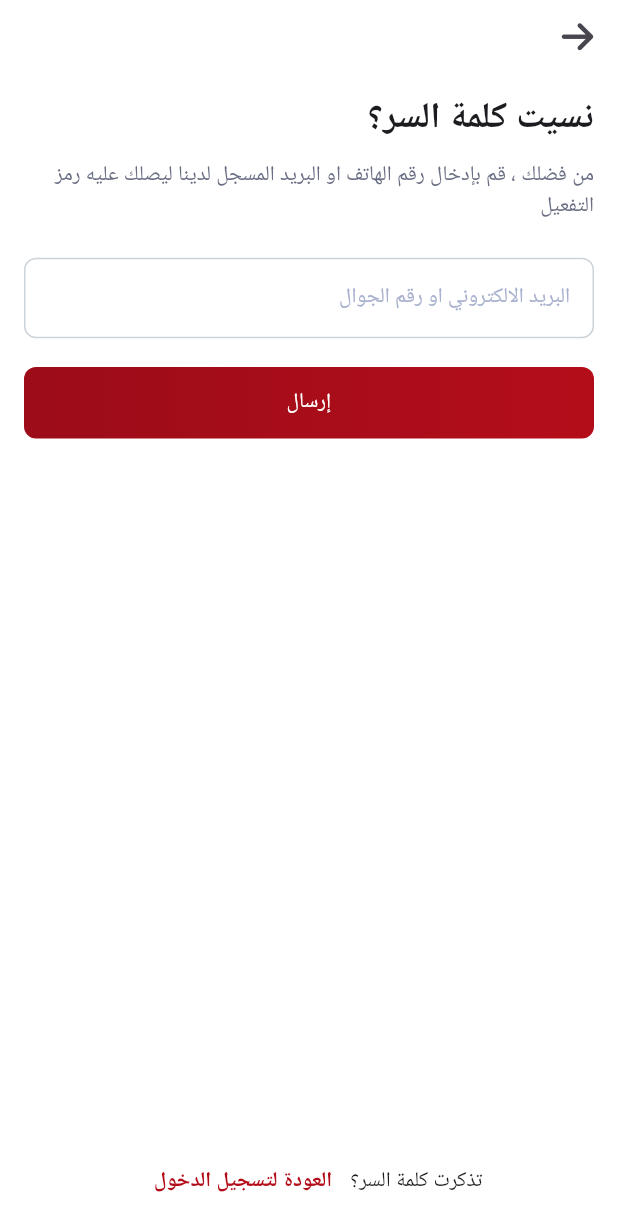
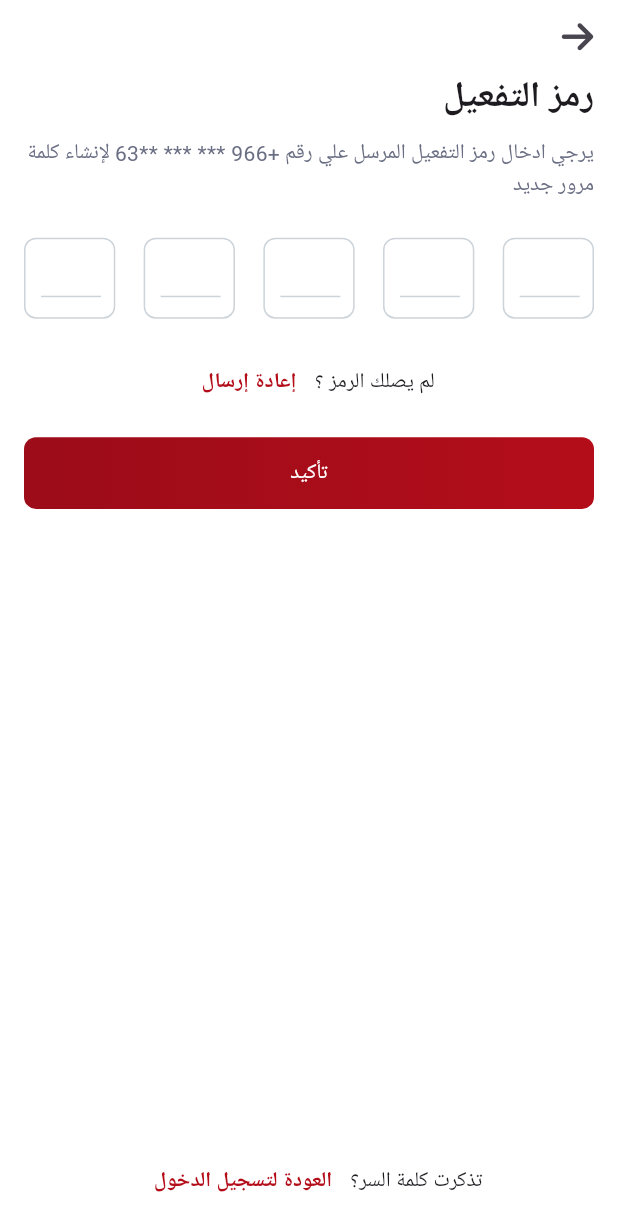
Before and after one commit to AhmedNasserZakii/Auro-MVVM, a Flutter app: the ForgetPasswordView screen opened by its route, after a tap on "إرسال", on a phone screen of 412 x 824 dp. Shown: the top 1231 px of the screen. Run offline on Flutter 3.47's test engine with Material 3 defaults, Android fonts, the light colour scheme and no system bars; our stand-ins replace flutter_screenutil, flutter_svg, font_awesome_flutter, go_router, google_fonts, smooth_page_indicator.

Commit message:
OTP view done , make new view create new password

```diff
--- /dev/null
+++ b/lib/Featured/auth/presentation/views/create_new_password.dart
@@ -0,0 +1,14 @@
+import 'package:flutter/material.dart';
+
+import 'widgets/create_new_password_body.dart';
+
+class CreateNewPassword extends StatelessWidget {
+  const CreateNewPassword({super.key});
+
+  @override
+  Widget build(BuildContext context) {
+    return const Scaffold(
+      body: CreateNewPasswordBody(),
+    );
+  }
+}
--- /dev/null
+++ b/lib/Featured/auth/presentation/views/otp_view.dart
@@ -0,0 +1,13 @@
+import 'package:auro_v2/Featured/auth/presentation/views/widgets/otp_viwe_body.dart';
+import 'package:flutter/material.dart';
+
+class OtpView extends StatelessWidget {
+  const OtpView({super.key});
+
+  @override
+  Widget build(BuildContext context) {
+    return const Scaffold(
+      body: OtpViweBody(),
+    );
+  }
+}
--- /dev/null
+++ b/lib/Featured/auth/presentation/views/widgets/create_new_password_body.dart
@@ -0,0 +1,10 @@
+import 'package:flutter/material.dart';
+
+class CreateNewPasswordBody extends StatelessWidget {
+  const CreateNewPasswordBody({super.key});
+
+  @override
+  Widget build(BuildContext context) {
+    return const Placeholder();
+  }
+}
--- a/lib/Featured/auth/presentation/views/widgets/forget_password_view_body.dart
+++ b/lib/Featured/auth/presentation/views/widgets/forget_password_view_body.dart
@@ -2,6 +2,7 @@ import 'package:auro_v2/Featured/auth/presentation/views/widgets/buttom_screen_r
 import 'package:auro_v2/Featured/auth/presentation/views/widgets/custom_appbar_back_icon.dart';
 import 'package:auro_v2/Featured/auth/presentation/views/widgets/custom_text_field.dart';
 import 'package:auro_v2/constant.dart';
+import 'package:auro_v2/core/utils/app_router.dart';
 import 'package:auro_v2/core/utils/styles.dart';
 import 'package:auro_v2/core/widgets/custom_elevated_button.dart';
 import 'package:auro_v2/generated/l10n.dart';
@@ -14,15 +15,13 @@ class ForgetPasswordViewBody extends StatelessWidget {
 
   @override
   Widget build(BuildContext context) {
-    return CustomScrollView(
-      slivers: [
-        const SliverToBoxAdapter(
-          child: Padding(
-            padding: EdgeInsets.symmetric(horizontal: 3),
-            child: CustomAppBarBackIcon(),
-          ),
+    return Column(
+      children: [
+        const Padding(
+          padding: EdgeInsets.symmetric(horizontal: 3),
+          child: CustomAppBarBackIcon(),
         ),
-        SliverFillRemaining(
+        Expanded(
           child: Padding(
             padding: const EdgeInsets.symmetric(horizontal: 16),
             child: Column(
@@ -49,13 +48,11 @@ class ForgetPasswordViewBody extends StatelessWidget {
                 SizedBox(height: 16.h),
                 CustomElevatedButton(
                   title: S.of(context).send,
-                  onPressed: () {},
+                  onPressed: () {
+                    GoRouter.of(context).push(AppRouter.kOTPView);
+                  },
                 ),
-                const Expanded(
-                  child: SizedBox(
-                    height: 425,
-                  ),
-                ),
+                const Spacer(),
                 ButtomScreenRowSection(
                     textTitle: S.of(context).rememberPassword,
                     buttomTitle: S.of(context).backToSignIn,
@@ -68,5 +65,61 @@ class ForgetPasswordViewBody extends StatelessWidget {
         ),
       ],
     );
+    // return CustomScrollView(
+    //   slivers: [
+    //     const SliverToBoxAdapter(
+    //       child: Padding(
+    //         padding: EdgeInsets.symmetric(horizontal: 3),
+    //         child: CustomAppBarBackIcon(),
+    //       ),
+    //     ),
+    //     SliverFillRemaining(
+    //       child: Padding(
+    //         padding: const EdgeInsets.symmetric(horizontal: 16),
+    //         child: Column(
+    //           crossAxisAlignment: CrossAxisAlignment.start,
+    //           children: [
+    //             SizedBox(height: 12.h),
+    //             Text(
+    //               S.of(context).forgetPassword,
+    //               style: Styles.textStyle24,
+    //             ),
+    //             SizedBox(height: 8.h),
+    //             Text(
+    //               S.of(context).messageForOTP,
+    //               style: Styles.textStyle14.copyWith(
+    //                 color: kSeconderyColor,
+    //               ),
+    //             ),
+    //             SizedBox(height: 20.h),
+    //             Row(
+    //               children: [
+    //                 CustomTextField(title: S.of(context).emailorphone),
+    //               ],
+    //             ),
+    //             SizedBox(height: 16.h),
+    //             CustomElevatedButton(
+    //               title: S.of(context).send,
+    //               onPressed: () {
+    //                 GoRouter.of(context).push(AppRouter.kOTPView);
+    //               },
+    //             ),
+    //             const Expanded(
+    //               child: SizedBox(
+    //                 height: 425,
+    //               ),
+    //             ),
+    //             ButtomScreenRowSection(
+    //                 textTitle: S.of(context).rememberPassword,
+    //                 buttomTitle: S.of(context).backToSignIn,
+    //                 onPressed: () {
+    //                   GoRouter.of(context).pop();
+    //                 }),
+    //           ],
+    //         ),
+    //       ),
+    //     ),
+    //   ],
+    // );
   }
 }
--- /dev/null
+++ b/lib/Featured/auth/presentation/views/widgets/otp_inputs.dart
@@ -0,0 +1,91 @@
+import 'package:flutter/material.dart';
+import 'package:flutter/services.dart';
+import 'package:flutter_screenutil/flutter_screenutil.dart';
+
+import '../../../../../constant.dart';
+import '../../../../../core/utils/styles.dart';
+
+class OTPContainersInput extends StatefulWidget {
+  const OTPContainersInput({super.key});
+
+  @override
+  State<OTPContainersInput> createState() => _OTPContainersInputState();
+}
+
+class _OTPContainersInputState extends State<OTPContainersInput> {
+  List<TextEditingController> controllers =
+      List.generate(5, (_) => TextEditingController());
+  List<bool> isTapped = List.generate(5, (_) => false);
+  List<bool> isNotEmpty = List.generate(5, (_) => false);
+  @override
+  void dispose() {
+    controllers.forEach((controller) => controller.dispose());
+    super.dispose();
+  }
+
+  @override
+  Widget build(BuildContext context) {
+    return Row(
+      mainAxisAlignment: MainAxisAlignment.spaceBetween,
+      children: List.generate(
+        5,
+        (index) {
+          return Stack(
+            children: [
+              Container(
+                decoration: BoxDecoration(
+                  border:
+                      Border.all(color: kSelectLanguageBorderColor, width: 1),
+                  borderRadius: BorderRadius.circular(8),
+                ),
+                child: TextField(
+                  controller: controllers[index],
+                  inputFormatters: [LengthLimitingTextInputFormatter(1)],
+                  decoration: InputDecoration(
+                    border: InputBorder.none,
+                    constraints: BoxConstraints(
+                      maxHeight: MediaQuery.of(context).size.width / 7,
+                      maxWidth: MediaQuery.of(context).size.width / 7,
+                    ),
+                  ),
+                  style: Styles.textStyle24,
+                  textAlign: TextAlign.center,
+                  cursorColor: kContainerLineColor,
+                  keyboardType: TextInputType.number,
+                  onTap: () {
+                    setState(() {
+                      isTapped[index] = true;
+                    });
+                  },
+                  onChanged: (value) {
+                    setState(() {
+                      isNotEmpty[index] = value.isNotEmpty;
+                      if (value.isNotEmpty && index < 4) {
+                        FocusScope.of(context).nextFocus();
+                      }
+                      if (value.isEmpty && index > 0) {
+                        FocusScope.of(context).previousFocus();
+                      }
+                    });
+                  },
+                ),
+              ),
+              Positioned(
+                bottom: 12.5.w,
+                right: 8.h,
+                child: Container(
+                  width: 40,
+                  height: 1,
+                  color: (isTapped[index] && isNotEmpty[index] ||
+                          isNotEmpty[index])
+                      ? Colors.transparent
+                      : kContainerLineColor,
+                ),
+              ),
+            ],
+          );
+        },
+      ),
+    );
+  }
+}
--- /dev/null
+++ b/lib/Featured/auth/presentation/views/widgets/otp_viwe_body.dart
@@ -0,0 +1,70 @@
+import 'package:auro_v2/Featured/auth/presentation/views/widgets/buttom_screen_row_section.dart';
+import 'package:auro_v2/constant.dart';
+import 'package:auro_v2/core/utils/app_router.dart';
+import 'package:auro_v2/core/utils/styles.dart';
+import 'package:auro_v2/core/widgets/custom_elevated_button.dart';
+import 'package:auro_v2/generated/l10n.dart';
+import 'package:flutter/material.dart';
+import 'package:flutter_screenutil/flutter_screenutil.dart';
+import 'package:go_router/go_router.dart';
+
+import 'custom_appbar_back_icon.dart';
+import 'otp_inputs.dart';
+
+class OtpViweBody extends StatelessWidget {
+  const OtpViweBody({super.key});
+
+  @override
+  Widget build(BuildContext context) {
+    return Column(
+      children: [
+        const Padding(
+          padding: EdgeInsets.symmetric(horizontal: 3),
+          child: CustomAppBarBackIcon(),
+        ),
+        Expanded(
+          child: Padding(
+            padding: const EdgeInsets.symmetric(horizontal: 16),
+            child: Column(
+              crossAxisAlignment: CrossAxisAlignment.start,
+              children: [
+                Text(
+                  S.of(context).verificationcode,
+                  style: Styles.textStyle24,
+                ),
+                SizedBox(height: 8.h),
+                Text(
+                  S.of(context).verificationMessage,
+                  style: Styles.textStyle14.copyWith(
+                    color: kSeconderyColor,
+                  ),
+                ),
+                SizedBox(height: 20.h),
+                const OTPContainersInput(),
+                SizedBox(height: 16.h),
+                ButtomScreenRowSection(
+                    textTitle: S.of(context).didnotRecive,
+                    buttomTitle: S.of(context).resend,
+                    onPressed: () {}),
+                CustomElevatedButton(
+                    title: S.of(context).confirm,
+                    onPressed: () {
+                      GoRouter.of(context)
+                          .pushReplacement(AppRouter.kCreateNewPasswordView);
+                    }),
+                const Spacer(),
+                ButtomScreenRowSection(
+                  textTitle: S.of(context).rememberPassword,
+                  buttomTitle: S.of(context).backToSignIn,
+                  onPressed: () {
+                    GoRouter.of(context).pushReplacement(AppRouter.kSignInView);
+                  },
+                ),
+              ],
+            ),
+          ),
+        ),
+      ],
+    );
+  }
+}
--- a/lib/constant.dart
+++ b/lib/constant.dart
@@ -7,6 +7,7 @@ const kElevatedButtonTextColor = Colors.white;
 const kOnboardingBackgroundColor = Colors.black;
 const kContryCodeConatinerColor = Color(0xffEFF1F6);
 const kMainColor = Color(0xffB40D1A);
+const kContainerLineColor = Color(0xffCCD3D9);
 const kElevatedButtonLinearColors = <Color>[
   Color(0xffB40D1A),
   Color(0xff9C0C19),
--- a/lib/core/functions/is_arabic.dart
+++ b/lib/core/functions/is_arabic.dart
@@ -1,8 +1,9 @@
 // ignore_for_file: depend_on_referenced_packages
 
+import 'package:flutter/material.dart';
 import 'package:intl/intl.dart';
 
 bool isArabic() {
-  print('isArabic:${Intl.getCurrentLocale()}');
+  debugPrint('Intl.getCurrentLocale(): ${Intl.getCurrentLocale()}');
   return Intl.getCurrentLocale() == 'ar';
 }
--- a/lib/core/utils/app_router.dart
+++ b/lib/core/utils/app_router.dart
@@ -1,4 +1,6 @@
+import 'package:auro_v2/Featured/auth/presentation/views/create_new_password.dart';
 import 'package:auro_v2/Featured/auth/presentation/views/forget_password_view.dart';
+import 'package:auro_v2/Featured/auth/presentation/views/otp_view.dart';
 import 'package:auro_v2/Featured/auth/presentation/views/sign_in_view.dart';
 import 'package:auro_v2/Featured/splash/presentation/views/onboarding_view.dart';
 import 'package:auro_v2/Featured/splash/presentation/views/select_region_view.dart';
@@ -13,6 +15,8 @@ abstract class AppRouter {
   static const kSignInView = '/signInView';
   static const kSignUpView = '/signUpView';
   static const kForgetPasswordView = '/forgetPasswordView';
+  static const kOTPView = '/otpView';
+  static const kCreateNewPasswordView = '/createNewPasswordView';
   static final GoRouter router = GoRouter(routes: [
     GoRoute(
       path: '/',
@@ -38,5 +42,13 @@ abstract class AppRouter {
       path: kForgetPasswordView,
       builder: (context, state) => const ForgetPasswordView(),
     ),
+    GoRoute(
+      path: kOTPView,
+      builder: (context, state) => const OtpView(),
+    ),
+    GoRoute(
+      path: kCreateNewPasswordView,
+      builder: (context, state) => const CreateNewPassword(),
+    ),
   ]);
 }
--- a/lib/l10n/intl_ar.arb
+++ b/lib/l10n/intl_ar.arb
@@ -26,6 +26,13 @@
     "emailorphone" : "البريد الالكتروني او رقم الجوال",
     "send" : "إرسال",
     "rememberPassword" : "تذكرت كلمة السر؟",
-    "backToSignIn":"العودة لتسجيل الدخول"
+    "backToSignIn":"العودة لتسجيل الدخول",
+    "verificationcode": "رمز التفعيل",
+    "verificationMessage":"يرجي ادخال رمز التفعيل المرسل علي رقم +966 *** *** **63 لإنشاء كلمة مرور جديد",
+    "didnotRecive":"لم يصلك الرمز ؟",
+    "resend":"إعادة إرسال",
+    "confirm":"تأكيد"
+
+
 
 }
--- a/lib/l10n/intl_en.arb
+++ b/lib/l10n/intl_en.arb
@@ -26,7 +26,12 @@
     "emailorphone" : "Email Address or Phone Number",
     "send" : "Send" ,
     "rememberPassword" : "Remembered Your Password?",
-    "backToSignIn":"Back to SignIn"
+    "backToSignIn":"Back to SignIn",
+    "verificationcode": "Verification Code",
+    "verificationMessage":"Please enter the activation code sent to the number +966 *** *** **63 to create a new password",
+    "didnotRecive": "Didn't receive the code?",
+    "resend": "Resend",
+    "confirm": "Confirm"
 
 
 }
```
Also changed, not shown: lib/generated/intl/messages_ar.dart, lib/generated/intl/messages_en.dart, lib/generated/l10n.dart.
